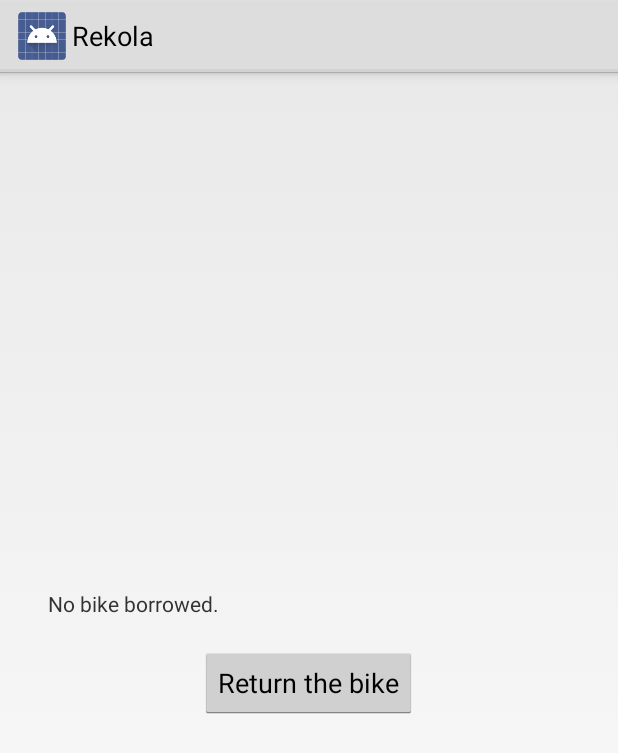
After one commit to RekolaCZ/mobile-android, an Android app: the fragment ReturnFragment shown on its own in the app's theme, on a phone screen of 412 x 824 dp. The commit adds this screen. Shown: the top 753 px of the screen. Run offline under Robolectric (Android 15) with nearby library versions, the phone set to English and light mode, and no system bars; our stand-ins replace ButterKnife; libraries missing offline, so code that uses them is left out: com.squareup.otto, retrofit.client; 1 statement that could not run was skipped.

Commit message:
Return bike fragment

```diff
--- a/rekola/src/main/java/cz/rekola/android/adapter/SectionsPagerAdapter.java
+++ b/rekola/src/main/java/cz/rekola/android/adapter/SectionsPagerAdapter.java
@@ -14,6 +14,7 @@ import cz.rekola.android.api.model.Bike;
 import cz.rekola.android.fragment.BorrowFragment;
 import cz.rekola.android.fragment.MapFragment;
 import cz.rekola.android.fragment.PlaceholderFragment;
+import cz.rekola.android.fragment.ReturnFragment;
 
 /**
  * A {@link android.support.v13.app.FragmentPagerAdapter} that returns a fragment corresponding to
@@ -39,6 +40,8 @@ public class SectionsPagerAdapter extends FragmentPagerAdapter {
 				return new BorrowFragment();
             case 1:
                 return new MapFragment();
+			case 2:
+				return new ReturnFragment();
             default:
                 return PlaceholderFragment.newInstance(position + 1);
         }
--- a/rekola/src/main/java/cz/rekola/android/core/data/DataManager.java
+++ b/rekola/src/main/java/cz/rekola/android/core/data/DataManager.java
@@ -73,6 +73,10 @@ public class DataManager {
 		return null;
 	}
 
+	public BorrowedBike getBorrowedBike() {
+		return borrowedBike;
+	}
+
 	public void borrowBike(int bikeCode) {
 		ApiService apiService = app.getApiService();
 		apiService.borrowBike(token.apiKey, bikeCode, FAKE_LAT, FAKE_LNG, new Callback<BorrowedBike>() {
--- /dev/null
+++ b/rekola/src/main/java/cz/rekola/android/fragment/BaseMainFragment.java
@@ -0,0 +1,32 @@
+package cz.rekola.android.fragment;
+
+import android.app.Fragment;
+import android.os.Bundle;
+import android.view.View;
+
+import cz.rekola.android.activity.MainActivity;
+import cz.rekola.android.core.RekolaApp;
+
+public abstract class BaseMainFragment extends Fragment {
+
+	@Override
+	public void onViewCreated(View view, Bundle savedInstanceState) {
+		super.onViewCreated(view, savedInstanceState);
+		getApp().getBus().register(this);
+	}
+
+	@Override
+	public void onDestroy() {
+		super.onDestroy();
+		getApp().getBus().unregister(this);
+	}
+
+	MainActivity getAct() {
+		return (MainActivity) getActivity();
+	}
+
+	RekolaApp getApp() {
+		return (RekolaApp) getActivity().getApplication();
+	}
+
+}
--- /dev/null
+++ b/rekola/src/main/java/cz/rekola/android/fragment/ReturnFragment.java
@@ -0,0 +1,60 @@
+package cz.rekola.android.fragment;
+
+import android.os.Bundle;
+import android.view.LayoutInflater;
+import android.view.View;
+import android.view.ViewGroup;
+import android.widget.Button;
+import android.widget.EditText;
+import android.widget.TextView;
+import android.widget.Toast;
+
+import com.squareup.otto.Subscribe;
+
+import butterknife.ButterKnife;
+import butterknife.InjectView;
+import cz.rekola.android.R;
+import cz.rekola.android.api.model.BorrowedBike;
+import cz.rekola.android.api.model.error.MessageError;
+import cz.rekola.android.core.bus.BikeBorrowFailedEvent;
+import cz.rekola.android.core.bus.BikeBorrowedEvent;
+
+public class ReturnFragment extends BaseMainFragment {
+
+	@InjectView(R.id.bike_name)
+	TextView vBikeName;
+	@InjectView(R.id.lock_code)
+	TextView vLockCode;
+	@InjectView(R.id.return_bike)
+	Button vReturn;
+
+	@Override
+	public View onCreateView(LayoutInflater inflater, ViewGroup container, Bundle savedInstanceState) {
+		return inflater.inflate(R.layout.fragment_return, container, false);
+	}
+
+	@Override
+	public void onViewCreated(View view, Bundle savedInstanceState) {
+		super.onViewCreated(view, savedInstanceState);
+		ButterKnife.inject(this, view);
+
+		populateData();
+
+		vReturn.setOnClickListener(new View.OnClickListener() {
+			@Override
+			public void onClick(View view) {
+			}
+		});
+	}
+
+	private void populateData() {
+		BorrowedBike borrowedBike= getApp().getDataManager().getBorrowedBike();
+		if (borrowedBike == null) {
+			vBikeName.setText("No bike borrowed.");
+			return;
+		}
+
+		vBikeName.setText(borrowedBike.bike.name);
+		vLockCode.setText(borrowedBike.lockCode);
+	}
+}
--- /dev/null
+++ b/rekola/src/main/res/layout/fragment_return.xml
@@ -0,0 +1,28 @@
+<?xml version="1.0" encoding="utf-8"?>
+<LinearLayout xmlns:android="http://schemas.android.com/apk/res/android"
+	android:orientation="vertical"
+	android:layout_width="match_parent"
+	android:layout_height="match_parent"
+	android:gravity="center"
+	android:padding="@dimen/grid_8"
+	android:layout_gravity="top|center_horizontal">
+
+	<TextView
+		android:id="@+id/bike_name"
+		android:layout_width="match_parent"
+		android:layout_height="wrap_content"
+		android:layout_gravity="center" />
+
+	<TextView
+		android:id="@+id/lock_code"
+		android:layout_width="match_parent"
+		android:layout_height="wrap_content"
+		android:layout_gravity="center" />
+
+	<Button
+		android:id="@+id/return_bike"
+		android:layout_width="wrap_content"
+		android:layout_height="wrap_content"
+		android:text="Return the bike"/>
+
+</LinearLayout>
```
Also changed, not shown: rekola/src/main/java/cz/rekola/android/fragment/BorrowFragment.java (+2 -13 lines), rekola/src/main/java/cz/rekola/android/fragment/MapFragment.java (+2 -14 lines).
